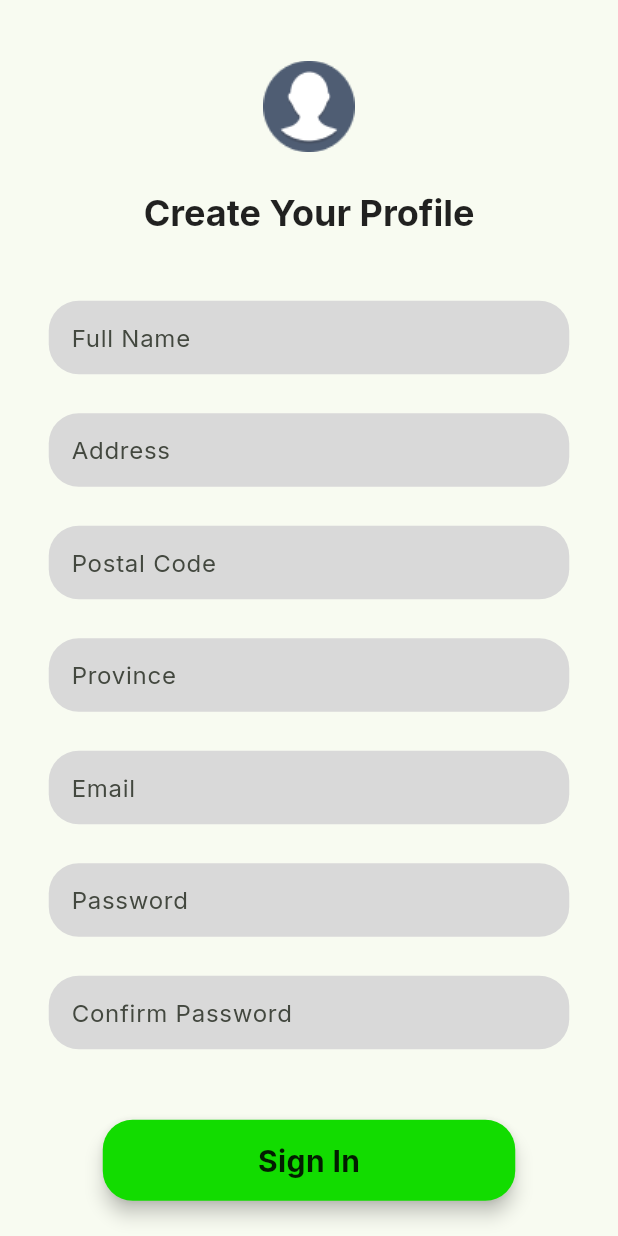
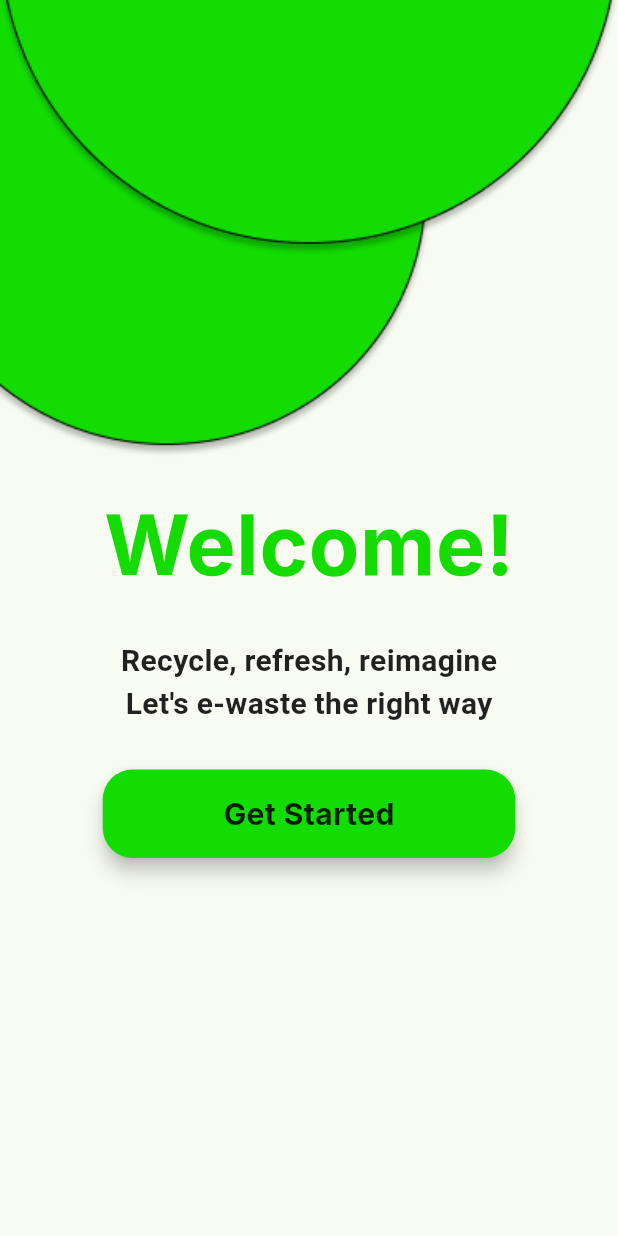
Before and after one commit to nethsaraLiyanage/eco-wise-flutter-app-frontend, a Flutter app: the SignUpScreen screen opened directly, after a tap on "Sign In", on a phone screen of 412 x 824 dp. Run offline on Flutter 3.47's test engine with Material 2 defaults, Android fonts, the phone set to English and light mode, and no system bars; our stand-ins replace flutter_riverpod, google_fonts.

Commit message:
Wellcome Screen

```diff
--- a/lib/screens/sign_up_screen.dart
+++ b/lib/screens/sign_up_screen.dart
@@ -1,6 +1,8 @@
+import 'package:eco_wise/screens/welcome_screen.dart';
+import 'package:flutter/material.dart';
+
 import 'package:eco_wise/widgets/custom_elevated_button.dart';
 import 'package:eco_wise/widgets/custom_text_field.dart';
-import 'package:flutter/material.dart';
 
 class SignUpScreen extends StatelessWidget {
   SignUpScreen({super.key});
@@ -14,10 +16,19 @@ class SignUpScreen extends StatelessWidget {
   final _confirmPassword = TextEditingController();
 
   //ToDo: Input validation and sign in functionality
-  void _signIn(){
-    if(_fullName.text.isEmpty){
+  void _signIn(BuildContext context) {
+    if (_fullName.text.isEmpty) {
       //Input validation
     }
+    if (_address.text.isEmpty) {
+      //Input validation
+    }
+
+    Navigator.of(context).pushAndRemoveUntil(
+        MaterialPageRoute(
+          builder: (ctx) => const WelcomeScreen(),
+        ),
+        (route) => false);
   }
 
   @override
@@ -88,7 +99,9 @@ class SignUpScreen extends StatelessWidget {
                   height: 47,
                 ),
                 CustomElevatedButton(
-                    onButtonPressed: _signIn,
+                    onButtonPressed: () {
+                      _signIn(context);
+                    },
                     height: 54,
                     width: 275,
                     childWidget: Text(
--- /dev/null
+++ b/lib/screens/welcome_screen.dart
@@ -0,0 +1,70 @@
+import 'package:flutter/material.dart';
+import 'package:google_fonts/google_fonts.dart';
+
+import 'package:eco_wise/widgets/custom_elevated_button.dart';
+
+class WelcomeScreen extends StatelessWidget {
+  const WelcomeScreen({super.key});
+
+  @override
+  Widget build(BuildContext context) {
+    return Scaffold(
+      body: Stack(
+        children: [
+          Image.asset(
+            'assets/images/double_circle.png',
+            alignment: Alignment.center,
+            width: double.infinity,
+            fit: BoxFit.fill,
+          ),
+          Center(
+            child: Column(
+              mainAxisAlignment: MainAxisAlignment.center,
+              children: [
+                const SizedBox(height: 70),
+                Text(
+                  'Welcome!',
+                  style: Theme.of(context).textTheme.bodyLarge!.copyWith(
+                        color: const Color.fromARGB(255, 20, 220, 0),
+                        fontSize: 55,
+                        fontWeight: FontWeight.bold,
+                      ),
+                ),
+                const SizedBox(height: 20),
+                Text(
+                  'Recycle, refresh, reimagine',
+                  style: TextStyle(
+                    fontFamily: GoogleFonts.crimsonText.toString(),
+                    fontSize: 20,
+                    fontWeight: FontWeight.bold,
+                  ),
+                ),
+                Text(
+                  'Let\'s e-waste the right way',
+                  style: TextStyle(
+                    fontFamily: GoogleFonts.crimsonText.toString(),
+                    fontSize: 20,
+                    fontWeight: FontWeight.bold,
+                  ),
+                ),
+                const SizedBox(height: 30),
+                CustomElevatedButton(
+                  onButtonPressed: () {},
+                  height: 59,
+                  width: 275,
+                  childWidget: Text(
+                    'Get Started',
+                    style: Theme.of(context).textTheme.bodyMedium!.copyWith(
+                          fontSize: 20,
+                          fontWeight: FontWeight.bold,
+                        ),
+                  ),
+                )
+              ],
+            ),
+          ),
+        ],
+      ),
+    );
+  }
+}
--- a/pubspec.yaml
+++ b/pubspec.yaml
@@ -65,6 +65,7 @@ flutter:
     - assets/images/slflag.png
     - assets/images/google.png
     - assets/images/dp.png
+    - assets/images/double_circle.png
   #   - images/a_dot_ham.jpeg
 
   # An image asset can refer to one or more resolution-specific "variants", see
```
Also changed, not shown: lib/painters/top_double_painter.dart (added, +49 -0 lines), lib/screens/log_in_screen.dart (+15 -4 lines), assets/images/double_circle.png (added).
